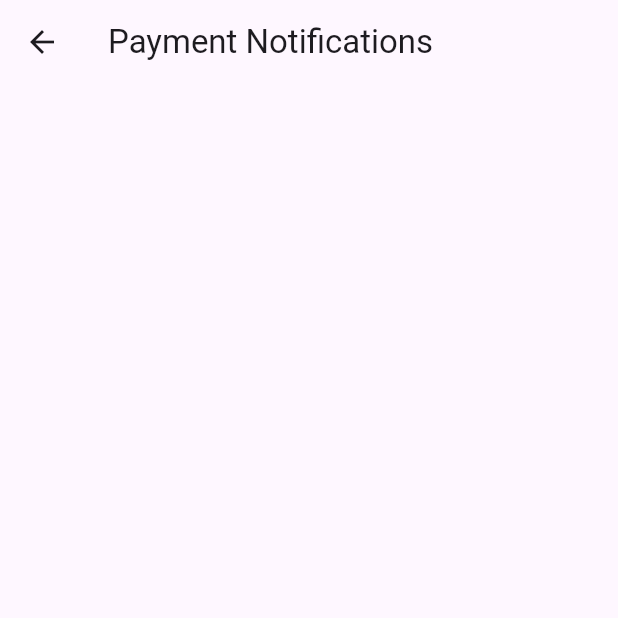
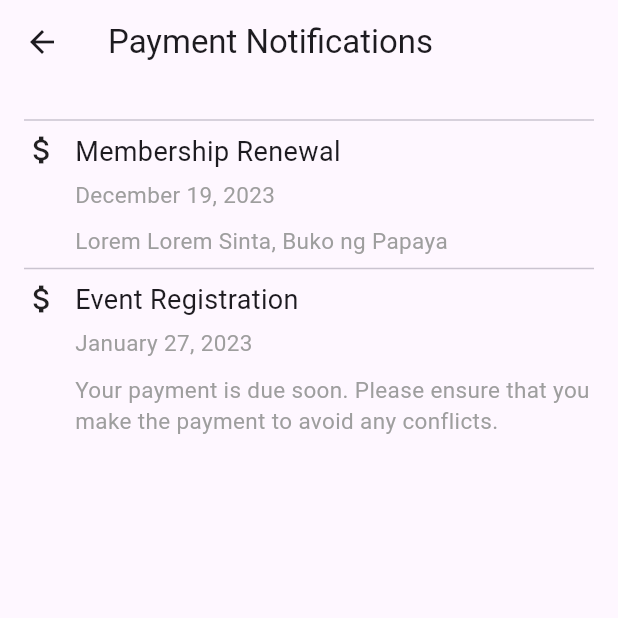
Before and after one commit to CastroClarence/papsas_app, a Flutter app: the PaymentPage screen opened directly, on a phone screen of 412 x 824 dp, the top half of it. Run offline on Flutter 3.47's test engine with Material 3 defaults, Android fonts, the phone set to English and light mode, and no system bars; our stand-ins replace font_awesome_flutter, get, table_calendar.

Commit message:
added padding, and contents

```diff
--- a/lib/view/notification/achievement_page.dart
+++ b/lib/view/notification/achievement_page.dart
@@ -12,7 +12,7 @@ class AchievementPage extends StatelessWidget {
         title: const Text("Recent Achievements"),
       ),
       body: const Padding(
-        padding: EdgeInsets.all(8),
+        padding: EdgeInsets.all(16),
         child: Column(
           children: [
             CardContent(
--- a/lib/view/notification/notification.dart
+++ b/lib/view/notification/notification.dart
@@ -26,7 +26,7 @@ class NotificationPage extends StatelessWidget {
         ],
       ),
       body: ListView(
-        padding: const EdgeInsets.all(8),
+        padding: const EdgeInsets.all(16),
         children: [
           NotificationCard(
             heading: "Upcoming Events",
--- a/lib/view/notification/payment_page.dart
+++ b/lib/view/notification/payment_page.dart
@@ -1,3 +1,4 @@
+import 'package:appdev/view/notification/notification_card.dart';
 import 'package:flutter/material.dart';
 
 class PaymentPage extends StatelessWidget {
@@ -9,6 +10,24 @@ class PaymentPage extends StatelessWidget {
       appBar: AppBar(
         title: const Text("Payment Notifications"),
       ),
+      body: const Padding(
+        padding: EdgeInsets.all(16),
+        child: Column(
+          children: [
+            CardContent(
+                icon: Icons.attach_money,
+                title: "Membership Renewal",
+                date: "December 19, 2023",
+                description: "Lorem Lorem Sinta, Buko ng Papaya"),
+            CardContent(
+                icon: Icons.attach_money,
+                title: "Event Registration",
+                date: "January 27, 2023",
+                description:
+                    "Your payment is due soon. Please ensure that you make the payment to avoid any conflicts.")
+          ],
+        ),
+      ),
     );
   }
 }
--- a/lib/view/notification/upcoming_events_page.dart
+++ b/lib/view/notification/upcoming_events_page.dart
@@ -11,7 +11,7 @@ class UpcomingEventsPage extends StatelessWidget {
         title: const Text("Upcoming Events"),
       ),
       body: const Padding(
-        padding: EdgeInsets.all(8),
+        padding: EdgeInsets.all(16),
         child: Column(
           children: [
             CardContent(
```
